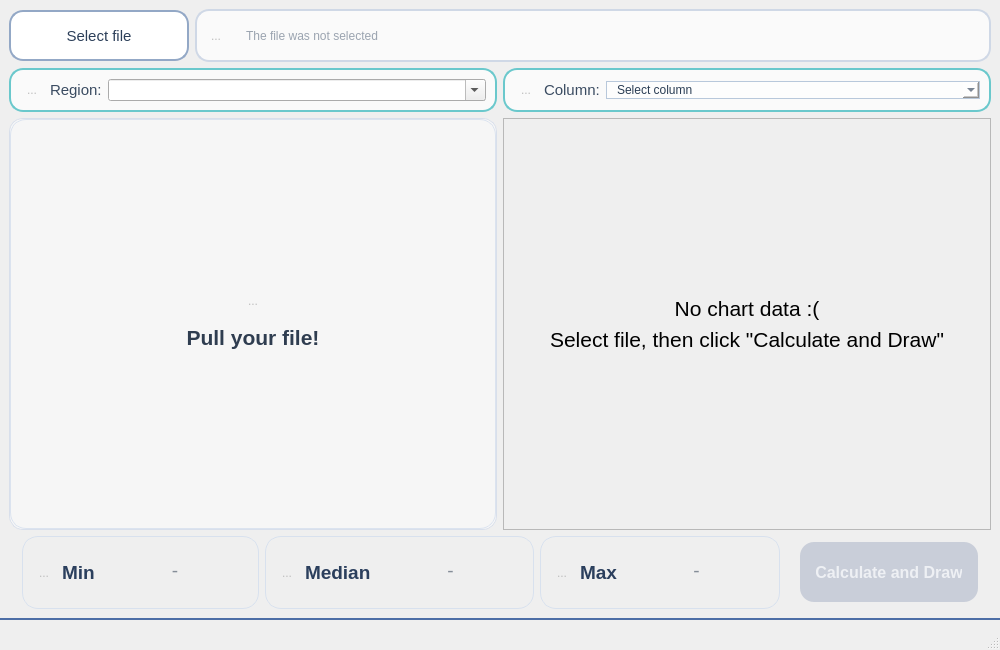
Before: the Qt Designer form mainwindow.ui in aleksei-manikhin/sem2_lab_03_OP, drawn with Qt 5.
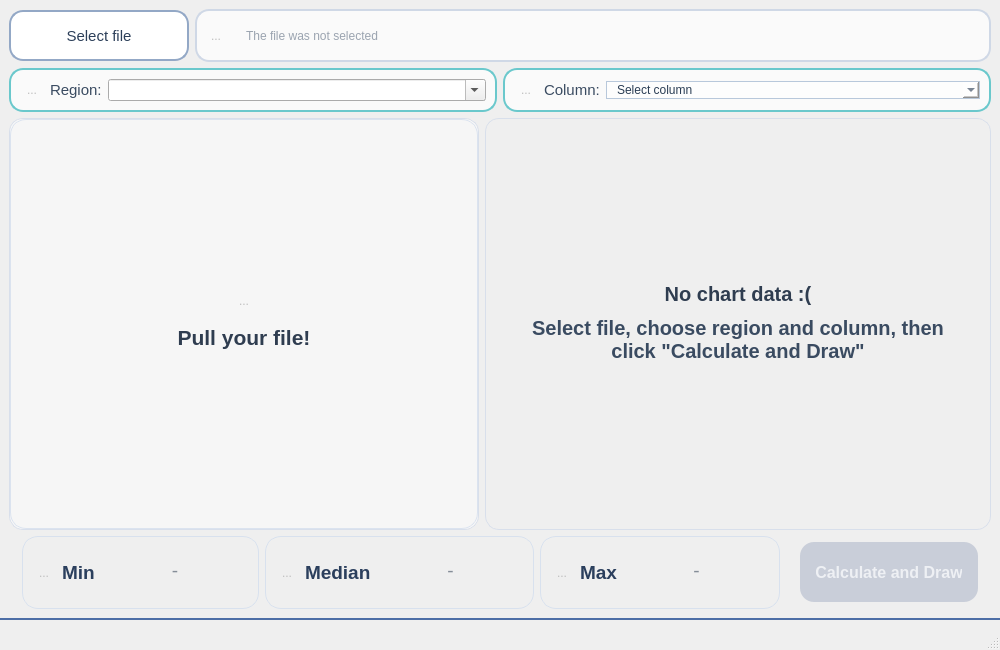
After: the same form once the commit is applied. Icons and pictures are not drawn.

The edit to the form file:
```diff
--- a/mainwindow.ui
+++ b/mainwindow.ui
@@ -131,6 +131,40 @@
     border-radius: 14px;
 }
 
+QFrame#chartFrame {
+    background: qlineargradient(x1:0, y1:0, x2:1, y2:1,
+                                stop:0 #f4f8ff, stop:1 #f6f4fa);
+    border: 1px solid #d8dfeb;
+    border-radius: 14px;
+}
+
+QStackedWidget#ChartStackedWidget,
+QWidget#chartEmptyPage,
+QWidget#chartPage {
+    background: transparent;
+    border: none;
+}
+
+QLabel#chartLabel {
+    background: transparent;
+    border: none;
+}
+
+QLabel#chartEmptyTitleLabel {
+    color: #2f3d50;
+    font-family: &quot;Segoe UI&quot;;
+    font-size: 20px;
+    font-weight: 700;
+}
+
+QLabel#chartEmptyTextLabel {
+    color: #3a4b61;
+    font-family: &quot;Segoe UI&quot;;
+    font-size: 20px;
+    font-weight: 500;
+    padding: 4px 28px;
+}
+
 QWidget#emptyPage {
     background: qlineargradient(x1:0, y1:0, x2:1, y2:1,
                                 stop:0 #f4f8ff, stop:1 #f6f4fa);
@@ -709,7 +743,9 @@
               <widget class="QLabel" name="chartEmptyTitleLabel">
                <property name="font">
                 <font>
-                 <pointsize>16</pointsize>
+                 <family>Segoe UI</family>
+                 <pointsize>-1</pointsize>
+                 <bold>true</bold>
                 </font>
                </property>
                <property name="text">
@@ -730,11 +766,13 @@
                </property>
                <property name="font">
                 <font>
-                 <pointsize>16</pointsize>
+                 <family>Segoe UI</family>
+                 <pointsize>-1</pointsize>
+                 <fontweight>Medium</fontweight>
                 </font>
                </property>
                <property name="text">
-                <string>Select file, then click &quot;Calculate and Draw&quot;</string>
+                <string>Select file, choose region and column, then click &quot;Calculate and Draw&quot;</string>
                </property>
                <property name="alignment">
                 <set>Qt::AlignmentFlag::AlignCenter</set>
```
